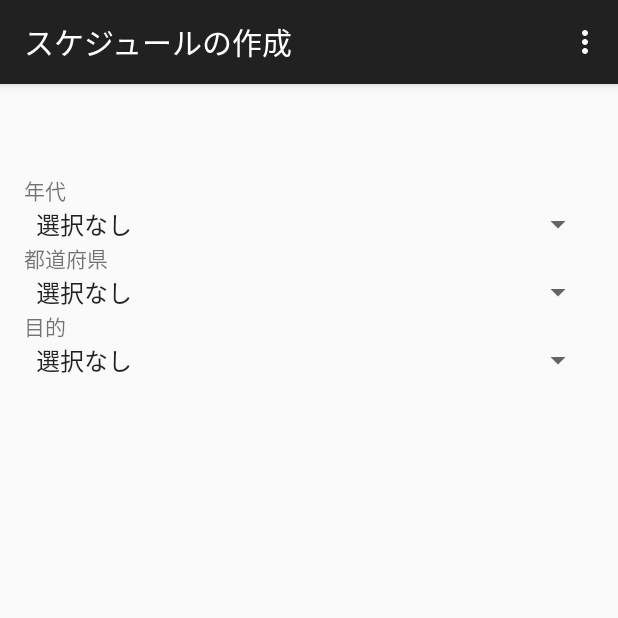
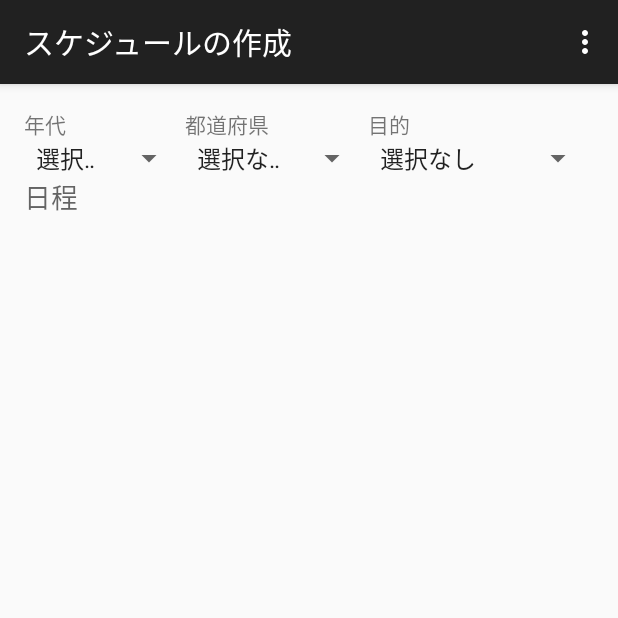
Before and after one commit to keitenny/SharePlan, an Android app: the ScheduleActivity screen opened directly, with no data from a screen before it, on a phone screen of 412 x 824 dp, the top half of it. Run offline under Robolectric (Android 15) with nearby library versions, the phone set to English and light mode, and no system bars.

Commit message:
スケジュール作成画面　３

```diff
--- a/app/src/main/res/layout/activity_schedule.xml
+++ b/app/src/main/res/layout/activity_schedule.xml
@@ -16,8 +16,8 @@
         android:layout_below="@+id/textView3"
         android:layout_alignParentLeft="true"
         android:layout_alignParentStart="true"
-        android:layout_alignParentRight="true"
-        android:layout_alignParentEnd="true" />
+        android:layout_toLeftOf="@+id/spinner2"
+        android:layout_toStartOf="@+id/spinner2" />
 
     <TextView
         android:layout_width="wrap_content"
@@ -27,8 +27,19 @@
         android:id="@+id/textView3"
         android:layout_alignParentTop="true"
         android:layout_alignParentLeft="true"
-        android:layout_alignParentStart="true"
-        android:layout_marginTop="44dp" />
+        android:layout_alignParentStart="true" />
+
+    <TextView
+        android:layout_width="wrap_content"
+        android:layout_height="wrap_content"
+        android:textAppearance="?android:attr/textAppearanceSmall"
+        android:text="都道府県"
+        android:id="@+id/textView4"
+        android:layout_marginLeft="79dp"
+        android:layout_marginStart="79dp"
+        android:layout_alignParentTop="true"
+        android:layout_toRightOf="@+id/textView3"
+        android:layout_toEndOf="@+id/textView3" />
 
     <Spinner
         android:layout_width="89dp"
@@ -37,20 +48,9 @@
         android:spinnerMode="dropdown"
         android:entries="@array/ken"
         android:layout_below="@+id/textView4"
-        android:layout_alignParentLeft="true"
-        android:layout_alignParentStart="true"
-        android:layout_alignRight="@+id/spinner"
-        android:layout_alignEnd="@+id/spinner" />
-
-    <TextView
-        android:layout_width="wrap_content"
-        android:layout_height="wrap_content"
-        android:textAppearance="?android:attr/textAppearanceSmall"
-        android:text="都道府県"
-        android:id="@+id/textView4"
-        android:layout_below="@+id/spinner"
-        android:layout_alignParentLeft="true"
-        android:layout_alignParentStart="true" />
+        android:layout_toLeftOf="@+id/spinner3"
+        android:layout_alignLeft="@+id/textView4"
+        android:layout_alignStart="@+id/textView4" />
 
     <TextView
         android:layout_width="wrap_content"
@@ -58,9 +58,11 @@
         android:textAppearance="?android:attr/textAppearanceSmall"
         android:text="目的"
         android:id="@+id/textView5"
-        android:layout_below="@+id/spinner2"
-        android:layout_alignParentLeft="true"
-        android:layout_alignParentStart="true" />
+        android:layout_above="@+id/spinner"
+        android:layout_toRightOf="@+id/textView4"
+        android:layout_toEndOf="@+id/textView4"
+        android:layout_marginLeft="66dp"
+        android:layout_marginStart="66dp" />
 
     <Spinner
         android:layout_width="89dp"
@@ -69,9 +71,25 @@
         android:spinnerMode="dropdown"
         android:entries="@array/a"
         android:layout_below="@+id/textView5"
-        android:layout_alignParentLeft="true"
-        android:layout_alignParentStart="true"
         android:layout_alignParentRight="true"
-        android:layout_alignParentEnd="true" />
+        android:layout_alignParentEnd="true"
+        android:layout_alignLeft="@+id/textView5"
+        android:layout_alignStart="@+id/textView5" />
+
+    <LinearLayout
+        android:orientation="vertical"
+        android:layout_width="match_parent"
+        android:layout_height="match_parent"
+        android:layout_alignParentRight="true"
+        android:layout_alignParentEnd="true"
+        android:layout_below="@+id/spinner">
+
+        <TextView
+            android:layout_width="wrap_content"
+            android:layout_height="wrap_content"
+            android:textAppearance="?android:attr/textAppearanceMedium"
+            android:text="日程"
+            android:id="@+id/textView6" />
+    </LinearLayout>
 
 </RelativeLayout>
--- a/app/src/main/res/values/strings.xml
+++ b/app/src/main/res/values/strings.xml
@@ -65,7 +65,7 @@
     </string-array>
     <string-array name="a">
         <item>選択なし</item>
-        <item>遊びだ</item>
+        <item>遊び</item>
         <item>観光</item>
         <item>合宿</item>
         <item>旅行</item>
```
Also changed, not shown: 1 other file.
